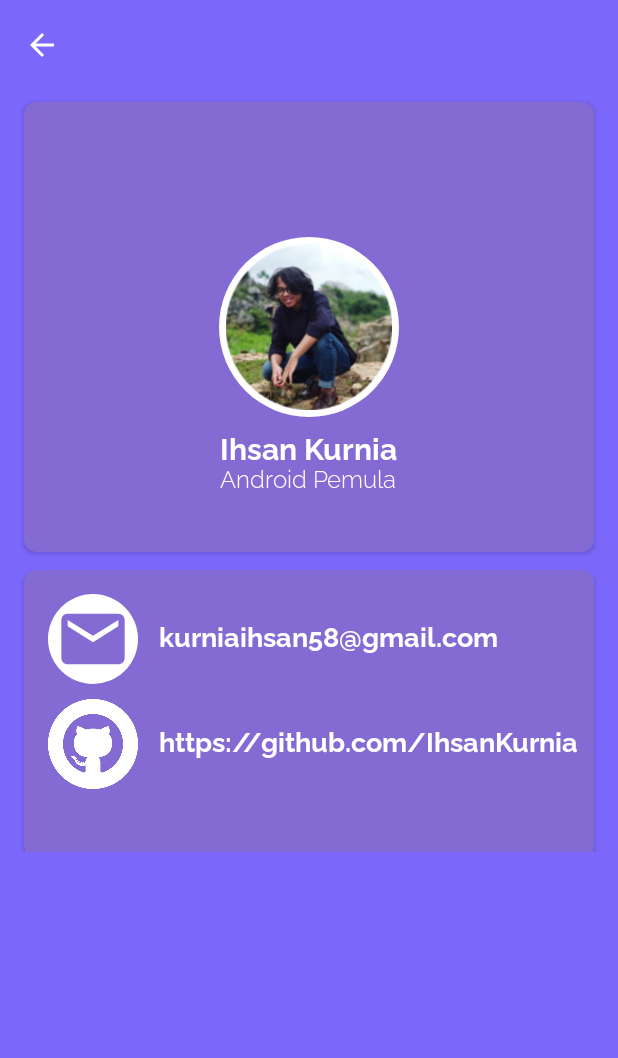
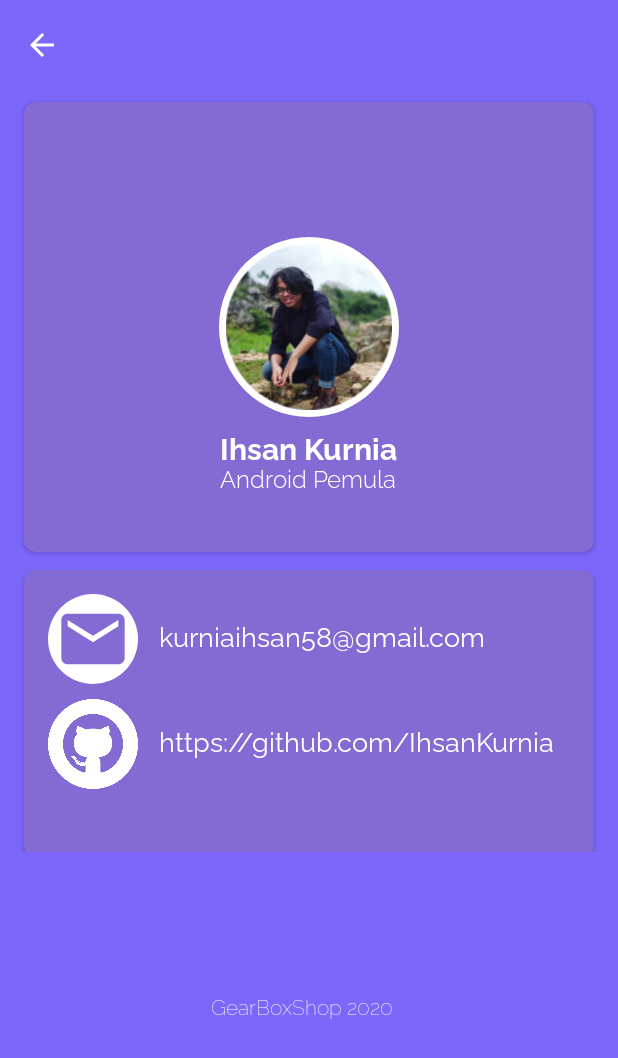
Before and after one commit to IhsanKurnia/GearBoxShop, an Android app: the AboutActivity screen opened directly, with no data from a screen before it, on a phone screen of 412 x 824 dp. Shown: the top 1058 px of the screen. Run offline under Robolectric (Android 15) with nearby library versions, the phone set to English and light mode, and no system bars.

```diff
--- a/app/src/main/res/layout/activity_about.xml
+++ b/app/src/main/res/layout/activity_about.xml
@@ -115,7 +115,7 @@
                         android:layout_height="wrap_content"
                         android:layout_marginStart="90dp"
                         android:layout_marginTop="30dp"
-                        android:fontFamily="@font/raleway_bold"
+                        android:fontFamily="@font/raleway_regular"
                         android:text="kurniaihsan58@gmail.com"
                         android:textColor="#fff"
                         android:textSize="18dp" />
@@ -134,14 +134,24 @@
                         android:layout_height="wrap_content"
                         android:layout_marginStart="90dp"
                         android:layout_marginTop="100dp"
-                        android:fontFamily="@font/raleway_bold"
+                        android:fontFamily="@font/raleway_regular"
                         android:text="https://github.com/IhsanKurnia"
                         android:textColor="#fff"
                         android:textSize="18dp" />
                 </androidx.cardview.widget.CardView>
+            </LinearLayout>
+        </LinearLayout>
 
-            </LinearLayout>
+        <TextView
+            android:layout_width="wrap_content"
+            android:layout_height="wrap_content"
+            android:layout_marginStart="140dp"
+            android:layout_marginTop="600dp"
+            android:textAlignment="center"
+            android:fontFamily="@font/raleway_thin"
+            android:text="GearBoxShop 2020"
+            android:textColor="#fff"
+            android:textSize="14dp" />
+    </RelativeLayout>
 
-        </LinearLayout>
-    </RelativeLayout>
 </LinearLayout>
```
